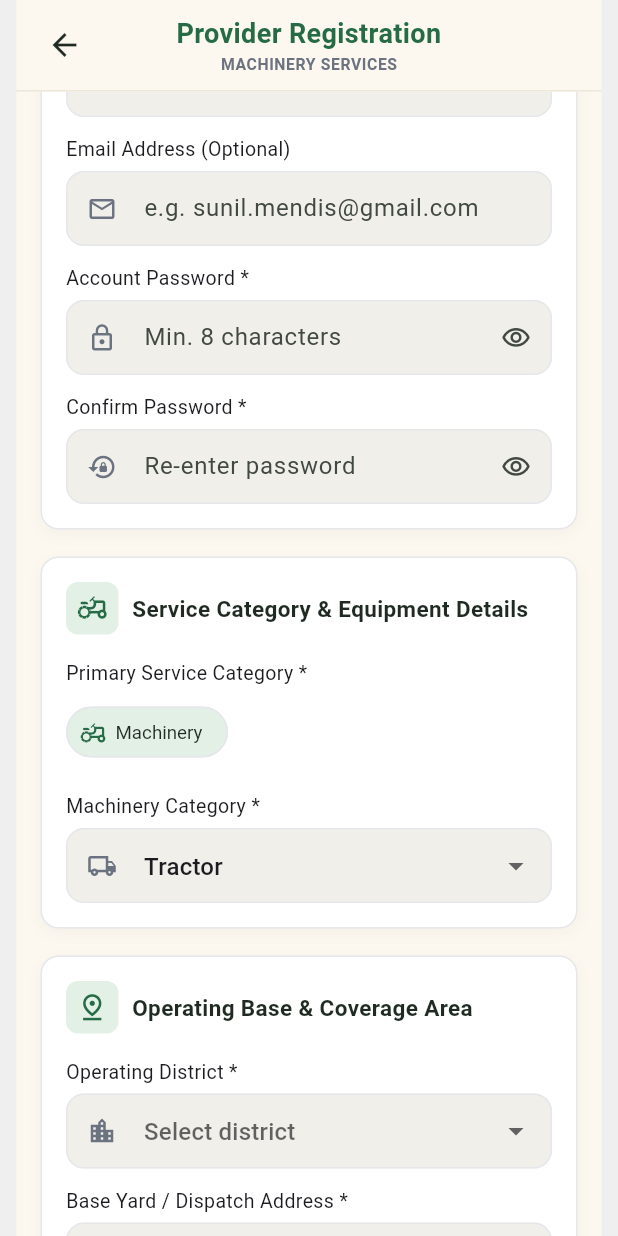
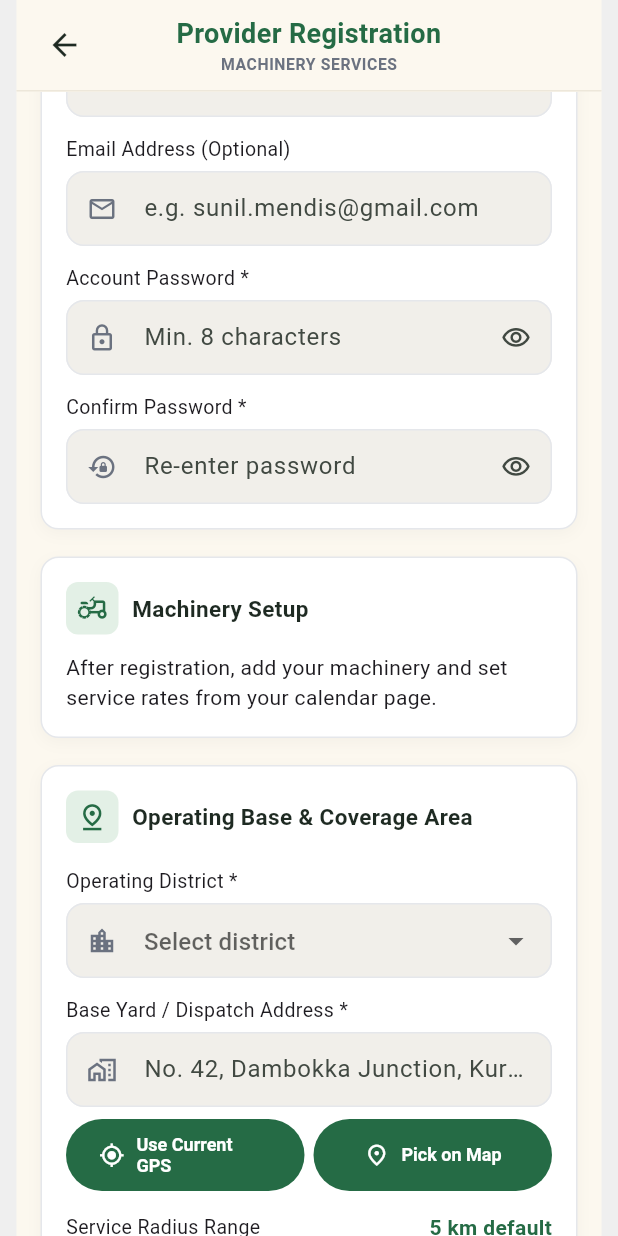
Before and after one commit to MalshiTharukaKarunathilaka/CocoConnect, a Flutter app: the ServiceProviderRegistrationPage widget shown alone on an empty page, opened directly, scrolled down 576 dp, on a phone screen of 412 x 824 dp. Run offline on Flutter 3.47's test engine with Material 3 defaults, Android fonts, the light colour scheme and no system bars; our stand-ins replace flutter_map, latlong2, shared_preferences; missing offline and left inert: geolocator_platform_interface; accounts and stored records are empty; network calls fail; Roboto replaces fonts that are missing (Arial).

Commit message:
Update service provider registration

```diff
--- a/lib/screens/service_provider_registration_page.dart
+++ b/lib/screens/service_provider_registration_page.dart
@@ -114,7 +114,6 @@ class _RegistrationState extends State<ServiceProviderRegistrationPage> {
 
   PickedLocation? _location;
   String? _district;
-  String _machinery = 'Tractor';
   int _radius = 5;
   bool _hidden = true, _confirmHidden = true, _agreed = false;
   bool _saving = false, _locating = false;
@@ -145,7 +144,6 @@ class _RegistrationState extends State<ServiceProviderRegistrationPage> {
     'Trincomalee',
     'Vavuniya',
   ];
-  static const _machines = ['Tractor', 'Backhoe', 'Hand Tractor'];
 
   @override
   void dispose() {
@@ -238,7 +236,6 @@ class _RegistrationState extends State<ServiceProviderRegistrationPage> {
           'identity_number': _nic.text.trim(),
           'email': _email.text.trim(),
           'category': 'Machinery',
-          'machinery_type': _machinery,
           'district': _district,
           'address': _address.text.trim(),
           'radius_km': _radius,
@@ -412,9 +409,7 @@ class _RegistrationState extends State<ServiceProviderRegistrationPage> {
         Text(label, style: const TextStyle(fontSize: 13)),
         const SizedBox(height: 5),
         DropdownButtonFormField<String>(
-          key: _fieldKey(
-            label == 'Machinery Category *' ? 'machinery_type' : 'district',
-          ),
+          key: _fieldKey('district'),
           initialValue: value,
           isExpanded: true,
           decoration: _decoration('Select district', icon),
@@ -427,16 +422,10 @@ class _RegistrationState extends State<ServiceProviderRegistrationPage> {
               )
               .toList(),
           onChanged: (value) {
-            _serverErrors.remove(
-              label == 'Machinery Category *' ? 'machinery_type' : 'district',
-            );
+            _serverErrors.remove('district');
             changed(value);
           },
-          validator: (value) =>
-              _required(value) ??
-              _serverErrors[label == 'Machinery Category *'
-                  ? 'machinery_type'
-                  : 'district'],
+          validator: (value) => _required(value) ?? _serverErrors['district'],
         ),
       ],
     ),
@@ -564,33 +553,13 @@ class _RegistrationState extends State<ServiceProviderRegistrationPage> {
                           subtitle: 'Personal & official verification details',
                         ),
                         _card(
-                          'Service Category & Equipment Details',
+                          'Machinery Setup',
                           Icons.agriculture_outlined,
-                          [
-                            const SizedBox(height: 16),
-                            const Text(
-                              'Primary Service Category *',
-                              style: TextStyle(fontSize: 13),
-                            ),
-                            const SizedBox(height: 6),
-                            const Align(
-                              alignment: Alignment.centerLeft,
-                              child: Chip(
-                                avatar: Icon(
-                                  Icons.agriculture_outlined,
-                                  color: _green,
-                                  size: 18,
-                                ),
-                                label: Text('Machinery'),
-                                backgroundColor: kOwnerGreenSoft,
-                              ),
-                            ),
-                            _dropdown(
-                              'Machinery Category *',
-                              _machinery,
-                              _machines,
-                              Icons.local_shipping_outlined,
-                              (v) => setState(() => _machinery = v!),
+                          const [
+                            SizedBox(height: 12),
+                            Text(
+                              'After registration, add your machinery and set '
+                              'service rates from your calendar page.',
                             ),
                           ],
                         ),
--- a/lib/screens/signup_page.dart
+++ b/lib/screens/signup_page.dart
@@ -96,7 +96,6 @@ class _SignupPageState extends State<SignupPage> {
                 'identity_number': _extras.nic.text.trim(),
                 'email': _extras.email.text.trim(),
                 'category': 'Machinery',
-                'machinery_type': _extras.machinery,
                 'district': _extras.district,
                 'address': _extras.address.text.trim(),
                 'radius_km': _extras.radius,
```
Also changed, not shown: lib/screens/signup_role_sections.dart (+5 -18 lines), 6 other files.
